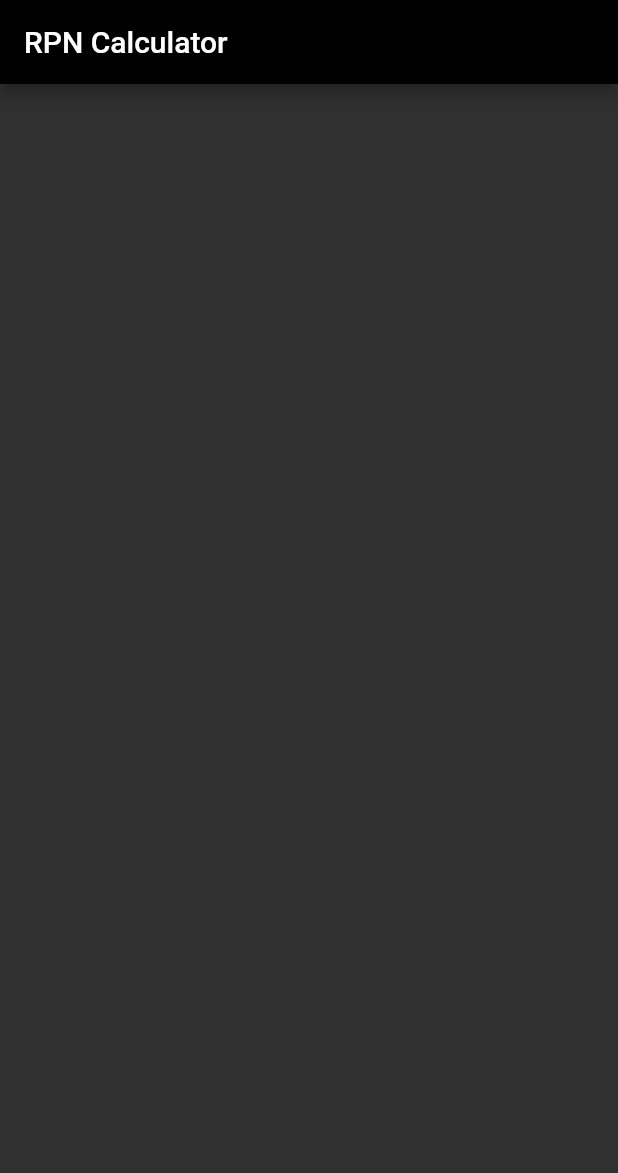
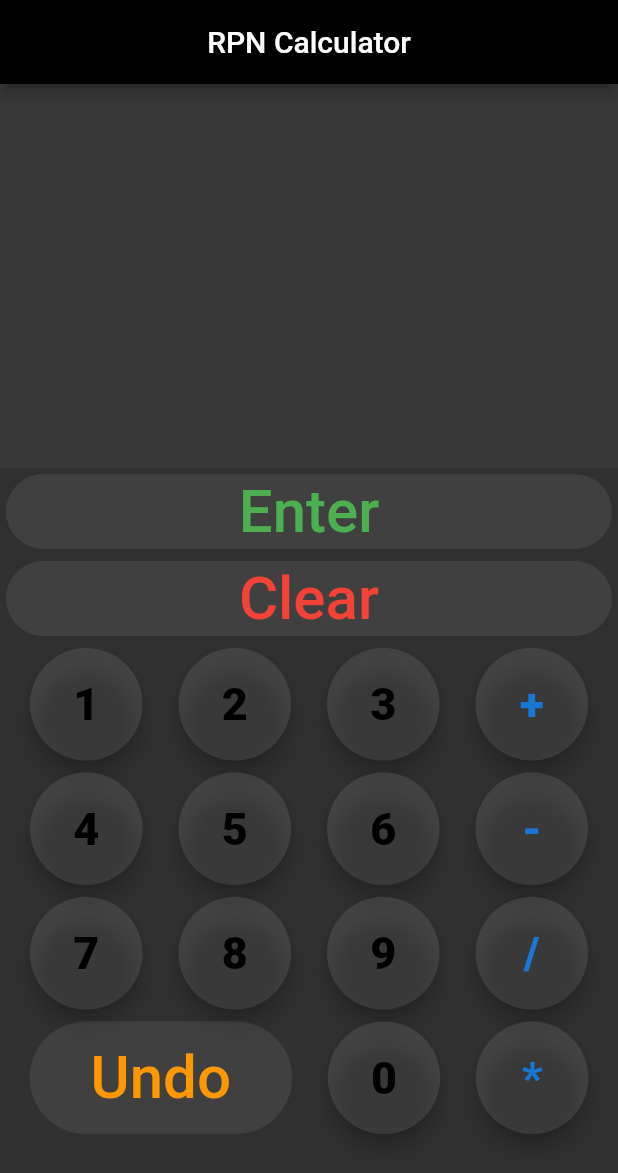
Before and after one commit to Andylaa10/RPNCalculator, a Flutter app: the screen it shows after launch, on a phone screen of 412 x 824 dp. Shown: the top 1173 px of the screen. Run offline on Flutter 3.47's test engine with Material 2 defaults, Android fonts, the phone set to English and light mode, and no system bars.

Commit message:
UI is done

```diff
--- /dev/null
+++ b/lib/action_buttons_screen.dart
@@ -0,0 +1,365 @@
+import 'package:flutter/material.dart';
+
+class ActionButtons extends StatefulWidget {
+  const ActionButtons({Key? key}) : super(key: key);
+
+  @override
+  State<ActionButtons> createState() => _ActionButtonsState();
+}
+
+class _ActionButtonsState extends State<ActionButtons> {
+  final double sizeBoxHeight = 75;
+  final double sizeBoxWidth = 75;
+  final Color buttonsColor = Colors.white10;
+  final double globalPadding = 4;
+
+  @override
+  Widget build(BuildContext context) {
+    return Container(
+      child: Column(
+        children: [
+          Padding(
+            padding: EdgeInsets.all(globalPadding),
+            child: InkWell(
+              onTap: () {
+                print('object');
+              },
+              borderRadius: BorderRadius.all(Radius.circular(50.0)),
+              child: Container(
+                height: 50,
+                width: double.infinity,
+                color: Colors.transparent,
+                child: Container(
+                  decoration: BoxDecoration(
+                      color: Colors.white10.withAlpha(20),
+                      borderRadius: BorderRadius.all(Radius.circular(50.0))),
+                  child: new Center(
+                    child: new Text(
+                      "Enter",
+                      style: TextStyle(
+                          color: Colors.green,
+                          fontSize: 40,
+                          fontWeight: FontWeight.w500),
+                      textAlign: TextAlign.center,
+                    ),
+                  ),
+                ),
+              ),
+            ),
+          ),
+          Padding(
+            padding: EdgeInsets.all(globalPadding),
+            child: InkWell(
+              onTap: () {
+                print('Clear');
+              },
+              borderRadius: BorderRadius.all(Radius.circular(50.0)),
+              child: Container(
+                height: 50,
+                width: double.infinity,
+                color: Colors.transparent,
+                child: Container(
+                  decoration: BoxDecoration(
+                      color: Colors.white10.withAlpha(20),
+                      borderRadius: BorderRadius.all(Radius.circular(50.0))),
+                  child: new Center(
+                    child: new Text(
+                      "Clear",
+                      style: TextStyle(
+                          color: Colors.red,
+                          fontSize: 40,
+                          fontWeight: FontWeight.w500),
+                      textAlign: TextAlign.center,
+                    ),
+                  ),
+                ),
+              ),
+            ),
+          ),
+          Row(
+            mainAxisAlignment: MainAxisAlignment.spaceEvenly,
+            children: [
+              Padding(
+                padding: EdgeInsets.all(globalPadding),
+                child: SizedBox(
+                  height: sizeBoxHeight,
+                  width: sizeBoxWidth,
+                  child: FloatingActionButton(
+                    backgroundColor: buttonsColor,
+                    onPressed: () {},
+                    child: Text(
+                      '1',
+                      style:
+                          TextStyle(fontSize: 30, fontWeight: FontWeight.w900),
+                    ),
+                  ),
+                ),
+              ),
+              Padding(
+                padding: EdgeInsets.all(globalPadding),
+                child: SizedBox(
+                  height: sizeBoxHeight,
+                  width: sizeBoxWidth,
+                  child: FloatingActionButton(
+                    backgroundColor: buttonsColor,
+                    onPressed: () {},
+                    child: Text(
+                      '2',
+                      style:
+                          TextStyle(fontSize: 30, fontWeight: FontWeight.w900),
+                    ),
+                  ),
+                ),
+              ),
+              Padding(
+                padding: EdgeInsets.all(globalPadding),
+                child: SizedBox(
+                  height: sizeBoxHeight,
+                  width: sizeBoxWidth,
+                  child: FloatingActionButton(
+                    backgroundColor: buttonsColor,
+                    onPressed: () {},
+                    child: Text(
+                      '3',
+                      style:
+                          TextStyle(fontSize: 30, fontWeight: FontWeight.w900),
+                    ),
+                  ),
+                ),
+              ),
+              Padding(
+                padding: EdgeInsets.all(globalPadding),
+                child: SizedBox(
+                  height: sizeBoxHeight,
+                  width: sizeBoxWidth,
+                  child: FloatingActionButton(
+                    backgroundColor: buttonsColor,
+                    onPressed: () {},
+                    child: Text(
+                      '+',
+                      style: TextStyle(
+                          fontSize: 30,
+                          fontWeight: FontWeight.w900,
+                          color: Colors.blue.shade700),
+                    ),
+                  ),
+                ),
+              ),
+            ],
+          ),
+          Row(
+            mainAxisAlignment: MainAxisAlignment.spaceEvenly,
+            children: [
+              Padding(
+                padding: EdgeInsets.all(globalPadding),
+                child: SizedBox(
+                  height: sizeBoxHeight,
+                  width: sizeBoxWidth,
+                  child: FloatingActionButton(
+                    backgroundColor: buttonsColor,
+                    onPressed: () {},
+                    child: Text(
+                      '4',
+                      style:
+                          TextStyle(fontSize: 30, fontWeight: FontWeight.w900),
+                    ),
+                  ),
+                ),
+              ),
+              Padding(
+                padding: EdgeInsets.all(globalPadding),
+                child: SizedBox(
+                  height: sizeBoxHeight,
+                  width: sizeBoxWidth,
+                  child: FloatingActionButton(
+                    backgroundColor: buttonsColor,
+                    onPressed: () {},
+                    child: Text(
+                      '5',
+                      style:
+                          TextStyle(fontSize: 30, fontWeight: FontWeight.w900),
+                    ),
+                  ),
+                ),
+              ),
+              Padding(
+                padding: EdgeInsets.all(globalPadding),
+                child: SizedBox(
+                  height: sizeBoxHeight,
+                  width: sizeBoxWidth,
+                  child: FloatingActionButton(
+                    backgroundColor: buttonsColor,
+                    onPressed: () {},
+                    child: Text(
+                      '6',
+                      style:
+                          TextStyle(fontSize: 30, fontWeight: FontWeight.w900),
+                    ),
+                  ),
+                ),
+              ),
+              Padding(
+                padding: EdgeInsets.all(globalPadding),
+                child: SizedBox(
+                  height: sizeBoxHeight,
+                  width: sizeBoxWidth,
+                  child: FloatingActionButton(
+                    backgroundColor: buttonsColor,
+                    onPressed: () {},
+                    child: Text(
+                      '-',
+                      style: TextStyle(
+                          fontSize: 30,
+                          fontWeight: FontWeight.w900,
+                          color: Colors.blue.shade700),
+                    ),
+                  ),
+                ),
+              ),
+            ],
+          ),
+          Row(
+            mainAxisAlignment: MainAxisAlignment.spaceEvenly,
+            children: [
+              Padding(
+                padding: EdgeInsets.all(globalPadding),
+                child: SizedBox(
+                  height: sizeBoxHeight,
+                  width: sizeBoxWidth,
+                  child: FloatingActionButton(
+                    backgroundColor: buttonsColor,
+                    onPressed: () {},
+                    child: Text(
+                      '7',
+                      style:
+                          TextStyle(fontSize: 30, fontWeight: FontWeight.w900),
+                    ),
+                  ),
+                ),
+              ),
+              Padding(
+                padding: EdgeInsets.all(globalPadding),
+                child: SizedBox(
+                  height: sizeBoxHeight,
+                  width: sizeBoxWidth,
+                  child: FloatingActionButton(
+                    backgroundColor: buttonsColor,
+                    onPressed: () {},
+                    child: Text(
+                      '8',
+                      style:
+                          TextStyle(fontSize: 30, fontWeight: FontWeight.w900),
+                    ),
+                  ),
+                ),
+              ),
+              Padding(
+                padding: EdgeInsets.all(globalPadding),
+                child: SizedBox(
+                  height: sizeBoxHeight,
+                  width: sizeBoxWidth,
+                  child: FloatingActionButton(
+                    backgroundColor: buttonsColor,
+                    onPressed: () {},
+                    child: Text(
+                      '9',
+                      style:
+                          TextStyle(fontSize: 30, fontWeight: FontWeight.w900),
+                    ),
+                  ),
+                ),
+              ),
+              Padding(
+                padding: EdgeInsets.all(globalPadding),
+                child: SizedBox(
+                  height: sizeBoxHeight,
+                  width: sizeBoxWidth,
+                  child: FloatingActionButton(
+                    backgroundColor: buttonsColor,
+                    onPressed: () {},
+                    child: Text(
+                      '/',
+                      style: TextStyle(
+                          fontSize: 30,
+                          fontWeight: FontWeight.w900,
+                          color: Colors.blue.shade700),
+                    ),
+                  ),
+                ),
+              ),
+            ],
+          ),
+          Row(
+            mainAxisAlignment: MainAxisAlignment.spaceEvenly,
+            children: [
+              Padding(
+                padding: EdgeInsets.all(globalPadding),
+                child: InkWell(
+                  onTap: () {
+                    print('Undo');
+                  },
+                  borderRadius: BorderRadius.all(Radius.circular(50.0)),
+                  child: Container(
+                    height: sizeBoxHeight,
+                    width: 175,
+                    color: Colors.transparent,
+                    child: Container(
+                      decoration: BoxDecoration(
+                          color: Colors.white10.withAlpha(20),
+                          borderRadius:
+                              BorderRadius.all(Radius.circular(50.0))),
+                      child: new Center(
+                        child: new Text(
+                          "Undo",
+                          style: TextStyle(
+                              color: Colors.orange,
+                              fontSize: 40,
+                              fontWeight: FontWeight.w500),
+                          textAlign: TextAlign.center,
+                        ),
+                      ),
+                    ),
+                  ),
+                ),
+              ),
+              Padding(
+                padding: EdgeInsets.all(globalPadding),
+                child: SizedBox(
+                  height: sizeBoxHeight,
+                  width: sizeBoxWidth,
+                  child: FloatingActionButton(
+                    backgroundColor: buttonsColor,
+                    onPressed: () {},
+                    child: Text(
+                      '0',
+                      style:
+                          TextStyle(fontSize: 30, fontWeight: FontWeight.w900),
+                    ),
+                  ),
+                ),
+              ),
+              Padding(
+                padding: EdgeInsets.all(globalPadding),
+                child: SizedBox(
+                  height: sizeBoxHeight,
+                  width: sizeBoxWidth,
+                  child: FloatingActionButton(
+                    backgroundColor: buttonsColor,
+                    onPressed: () {},
+                    child: Text(
+                      '*',
+                      style: TextStyle(
+                          fontSize: 30,
+                          fontWeight: FontWeight.w900,
+                          color: Colors.blue.shade700),
+                    ),
+                  ),
+                ),
+              ),
+            ],
+          ),
+        ],
+      ),
+    );
+  }
+}
--- a/lib/main.dart
+++ b/lib/main.dart
@@ -1,4 +1,7 @@
 import 'package:flutter/material.dart';
+import 'package:rpn_calculator_app/stack_view.dart';
+
+import 'action_buttons_screen.dart';
 
 void main() {
   runApp(const MyApp());
@@ -13,8 +16,30 @@ class MyApp extends StatelessWidget {
       theme: ThemeData.dark(),
       home: Scaffold(
         appBar: AppBar(
-          title: Text('RPN Calculator', style: TextStyle(color: Colors.white),),
+          title: Center(
+            child: Text(
+              'RPN Calculator',
+              style: TextStyle(color: Colors.white),
+            ),
+          ),
           backgroundColor: Colors.black,
+        ),
+        body: Column(
+          children: [
+            Expanded(
+              flex: 1,
+              child: Container(
+                width: double.infinity,
+                child: StackView(),
+              ),
+            ),
+            Expanded(
+              flex: 2,
+              child: Container(
+                  width: double.infinity,
+                  child: ActionButtons()),
+            ),
+          ],
         ),
       ),
     );
--- /dev/null
+++ b/lib/stack_view.dart
@@ -0,0 +1,17 @@
+import 'package:flutter/material.dart';
+
+class StackView extends StatefulWidget {
+  const StackView({Key? key}) : super(key: key);
+
+  @override
+  State<StackView> createState() => _StackViewState();
+}
+
+class _StackViewState extends State<StackView> {
+  @override
+  Widget build(BuildContext context) {
+    return Container(
+      color: Colors.white10.withAlpha(10),
+    );
+  }
+}
```
